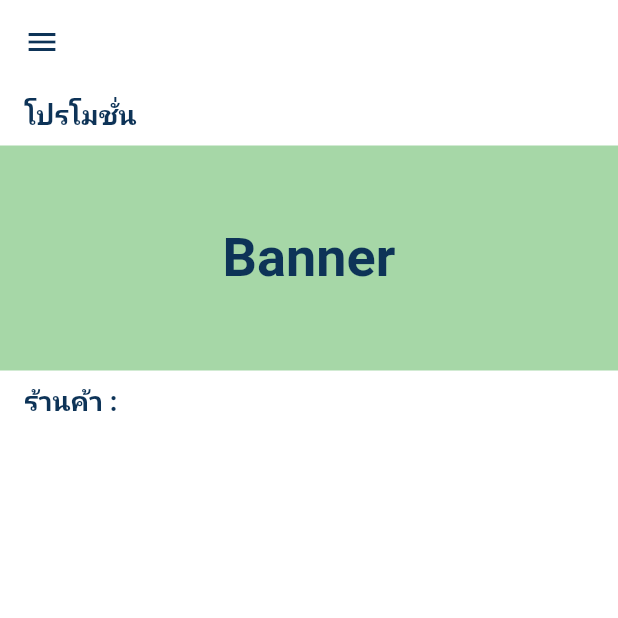
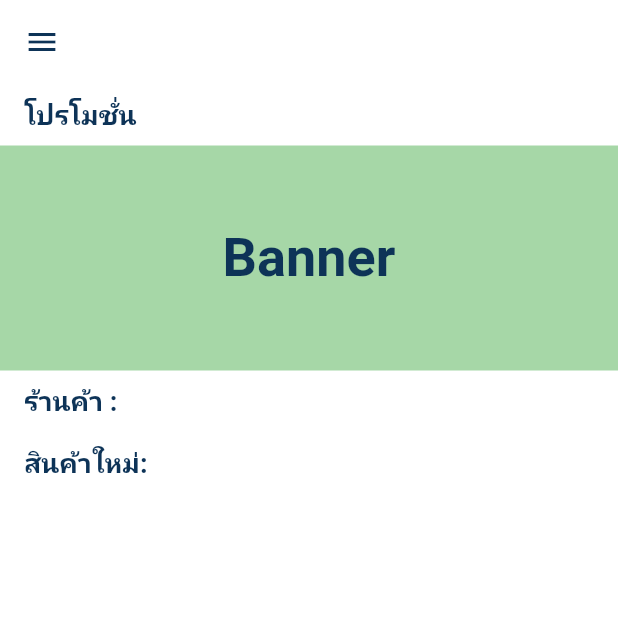
Before and after one commit to masterUNG/lardgreen_20oct, a Flutter app: the screen it shows after launch, on a phone screen of 412 x 824 dp, the top half of it. Run offline on Flutter 3.47's test engine with Material 2 defaults, Android fonts, the light colour scheme and no system bars; our stand-ins replace cloud_firestore, firebase_auth, firebase_core, firebase_messaging, firebase_storage, image_picker; accounts and stored records are empty.

Commit message:
GridProductFinished

```diff
--- a/lib/states/home.dart
+++ b/lib/states/home.dart
@@ -1,6 +1,7 @@
 import 'package:cloud_firestore/cloud_firestore.dart';
 import 'package:flutter/material.dart';
 import 'package:flutter/rendering.dart';
+import 'package:lardgreen/models/product_model.dart';
 import 'package:lardgreen/models/user_model.dart';
 import 'package:lardgreen/utility/my_constant.dart';
 import 'package:lardgreen/widgets/show_image.dart';
@@ -17,6 +18,7 @@ class Home extends StatefulWidget {
 
 class _HomeState extends State<Home> {
   var userModels = <UserModle>[];
+  var productModels = <ProductModel>[];
   bool load = true;
 
   @override
@@ -26,12 +28,14 @@ class _HomeState extends State<Home> {
   }
 
   Future<void> readAllSeller() async {
+    //for GridView Seller
     await FirebaseFirestore.instance
         .collection('user')
         .where('typeUser', isEqualTo: 'seller')
         .get()
-        .then((value) {
+        .then((value) async {
       load = false;
+
       int i = 1;
       for (var item in value.docs) {
         UserModle userModle = UserModle.fromMap(item.data());
@@ -39,7 +43,23 @@ class _HomeState extends State<Home> {
           userModels.add(userModle);
         }
         i++;
+
+        String docIdUser = item.id;
+        await FirebaseFirestore.instance
+            .collection('user')
+            .doc(docIdUser)
+            .collection('product')
+            .get()
+            .then((value) {
+          if (value.docs.isNotEmpty) {
+            for (var item in value.docs) {
+              ProductModel productModel = ProductModel.fromMap(item.data());
+              productModels.add(productModel);
             }
+          }
+        });
+      }
+
       setState(() {});
     });
   }
@@ -52,19 +72,40 @@ class _HomeState extends State<Home> {
           : ListView(
               children: [
                 const ShowTitle(title: 'โปรโมชั่น'),
-                Container(
-                  decoration:
-                      BoxDecoration(color: MyConstant.light.withOpacity(0.75)),
-                  alignment: Alignment.center,
-                  width: Constraints.maxWidth,
-                  height: 150,
-                  child: ShowText(
-                    lable: 'Banner',
-                    textStyle: MyConstant().h1Style(),
+                newBanner(Constraints),
+                const ShowTitle(title: 'ร้านค้า :'),
+                newSellerGroup(),
+                const ShowTitle(title: 'สินค้าใหม่:'),
+                GridView.builder(
+                  gridDelegate: SliverGridDelegateWithFixedCrossAxisCount(
+                      mainAxisSpacing: 8,
+                      childAspectRatio: 1,
+                      crossAxisSpacing: 8,
+                      crossAxisCount: 3),
+                  itemBuilder: (BuildContext context, int index) => Card(color: Color.fromARGB(255, 241, 90, 141).withOpacity(0.5),
+                    child: Column(
+                      mainAxisAlignment: MainAxisAlignment.center,
+                      children: [
+                        SizedBox(
+                            width: 80,
+                            height: 80,
+                            child:
+                                Image.network(productModels[index].urlProduct)),
+                        ShowText(lable: productModels[index].name),
+                      ],
                     ),
                   ),
-                const ShowTitle(title: 'ร้านค้า :'),
-                GridView.builder(
+                  itemCount: productModels.length,
+                  shrinkWrap: true,
+                  physics: const ScrollPhysics(),
+                ),
+              ],
+            );
+    });
+  }
+
+  GridView newSellerGroup() {
+    return GridView.builder(
       gridDelegate: const SliverGridDelegateWithFixedCrossAxisCount(
         crossAxisCount: 3,
         crossAxisSpacing: 8,
@@ -96,9 +137,19 @@ class _HomeState extends State<Home> {
       itemCount: userModels.length,
       physics: ScrollPhysics(),
       shrinkWrap: true,
+    );
+  }
+
+  Container newBanner(BoxConstraints Constraints) {
+    return Container(
+      decoration: BoxDecoration(color: MyConstant.light.withOpacity(0.75)),
+      alignment: Alignment.center,
+      width: Constraints.maxWidth,
+      height: 150,
+      child: ShowText(
+        lable: 'Banner',
+        textStyle: MyConstant().h1Style(),
       ),
-              ],
     );
-    });
   }
 }
```
Also changed, not shown: lib/states/authen.dart (+7 -2 lines). Lines whose indentation alone changed are shown as unchanged.
